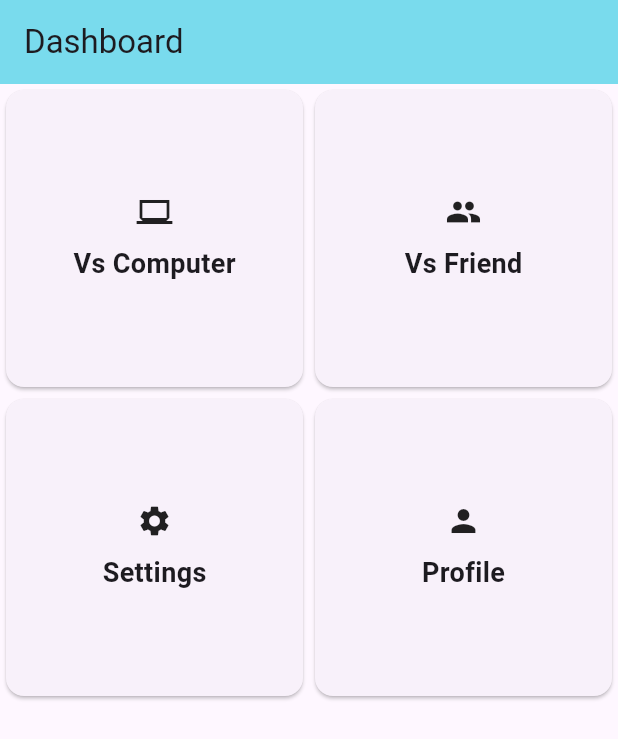
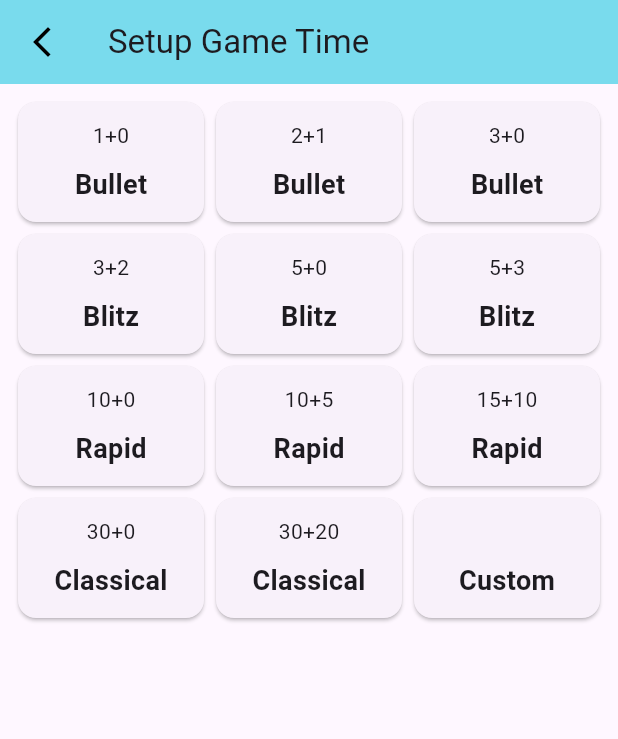
Before and after one commit to Supratim158/multiplayer_chess_app, a Flutter app: the screen it shows after launch, after a tap on "Vs Computer", on a phone screen of 412 x 824 dp. Shown: the top 739 px of the screen. Run offline on Flutter 3.47's test engine with Material 3 defaults, Android fonts, the light colour scheme and no system bars; missing offline and left inert: bishop, square_bishop, squares.

Commit message:
2nd commit

```diff
--- /dev/null
+++ b/lib/helper/helper_methods.dart
@@ -0,0 +1,33 @@
+import 'package:flutter/material.dart';
+
+Widget buildGameType({required String label, String? gameTime, IconData? icon, required Function() onTap}){
+  return InkWell(
+    onTap: onTap,
+    child: Card(
+      child: Column(
+        mainAxisAlignment: MainAxisAlignment.center,
+        children: [
+          icon != null ? Icon(icon): Text(gameTime!),
+          SizedBox(height: 10,),
+          Text(label, style: TextStyle(fontSize: 18, fontWeight: FontWeight.bold),),
+        ],
+      ),
+    ),
+  );
+}
+
+
+final List<String> gameTimes = [
+  'Bullet 1+0',
+  'Bullet 2+1',
+  'Bullet 3+0',
+  'Blitz 3+2',
+  'Blitz 5+0',
+  'Blitz 5+3',
+  'Rapid 10+0',
+  'Rapid 10+5',
+  'Rapid 15+10',
+  'Classical 30+0',
+  'Classical 30+20',
+  'Custom ',
+];
--- a/lib/main.dart
+++ b/lib/main.dart
@@ -1,10 +1,16 @@
 
+import 'package:chess_app/proviers/game_providers.dart';
 import 'package:flutter/material.dart';
-
+import 'package:provider/provider.dart';
 import 'main_game_screen/home_sceen.dart';
 
 void main() {
-  runApp(const MyApp());
+  runApp(
+      MultiProvider(
+          providers: [ChangeNotifierProvider(create: (_) => GameProvider()),],
+          child: const MyApp()
+      ),
+      );
 }
 
 class MyApp extends StatelessWidget {
--- /dev/null
+++ b/lib/main_game_screen/game_time_setup_screen.dart
@@ -0,0 +1,52 @@
+import 'package:chess_app/helper/helper_methods.dart';
+import 'package:flutter/material.dart';
+import 'package:provider/provider.dart';
+
+import '../proviers/game_providers.dart';
+
+class GameTimeSetupScreen extends StatefulWidget {
+  const GameTimeSetupScreen({super.key});
+
+  @override
+  State<GameTimeSetupScreen> createState() => _GameTimeSetupScreenState();
+}
+
+class _GameTimeSetupScreenState extends State<GameTimeSetupScreen> {
+  @override
+  Widget build(BuildContext context) {
+    final gameProvider = context.read<GameProvider>();
+    print("${gameProvider.vsComputer}");
+    return Scaffold(
+      appBar: AppBar(
+        backgroundColor: Color(0xff79DBED),
+        title: const Text("Setup Game Time "),
+        leading: IconButton(
+            onPressed: (){
+              Navigator.pop(context);
+            },
+            icon: Icon(Icons.arrow_back_ios_new, color: Colors.black,)),
+      ),
+      body: Padding(
+        padding: const EdgeInsets.all(8.0),
+        child: GridView.builder(
+            gridDelegate: const SliverGridDelegateWithFixedCrossAxisCount(
+                crossAxisCount: 3,
+              childAspectRatio: 1.5,
+            ),
+            itemCount: gameTimes.length,
+            itemBuilder: (context, index){
+              final String lable = gameTimes[index].split(' ')[0];
+              final String time = gameTimes[index].split(' ')[1];
+
+              return buildGameType(
+                  label: lable,
+                  gameTime: time,
+                  onTap: (){
+                    print('${gameTimes[index]}');
+                  });
+            }
+        ),
+      ),
+    );
+  }
+}
--- a/lib/main_game_screen/home_sceen.dart
+++ b/lib/main_game_screen/home_sceen.dart
@@ -1,5 +1,13 @@
 
+import 'package:chess_app/main.dart';
+import 'package:chess_app/main_game_screen/about_screen.dart';
+import 'package:chess_app/main_game_screen/game_time_setup_screen.dart';
+import 'package:chess_app/main_game_screen/settings_screen.dart';
+import 'package:chess_app/proviers/game_providers.dart';
 import 'package:flutter/material.dart';
+import 'package:provider/provider.dart';
+
+import '../helper/helper_methods.dart';
 
 
 class HomeScreen extends StatefulWidget {
@@ -14,6 +22,7 @@ class _HomeScreenState extends State<HomeScreen> {
 
   @override
   Widget build(BuildContext context) {
+    final gameProvider = context.read<GameProvider>();
     return Scaffold(
       appBar: AppBar(
         backgroundColor: Color(0xff79DBED),
@@ -24,29 +33,39 @@ class _HomeScreenState extends State<HomeScreen> {
         shrinkWrap: true,
         crossAxisCount: 2,
         children: [
-          buildGameType(label: "Vs Computer",icon: Icons.computer_sharp, onTap: (){}),
-          buildGameType(label: "Vs Friend",icon: Icons.group, onTap: (){}),
-          buildGameType(label: "Settings",icon: Icons.settings, onTap: (){}),
-          buildGameType(label: "Profile",icon: Icons.person, onTap: (){}),
+          buildGameType(
+              label: "Vs Computer",
+              icon: Icons.computer_sharp,
+              onTap: (){
+                gameProvider.setVsComputer(value: true);
+                Navigator.push(context, MaterialPageRoute(builder: (context)=>GameTimeSetupScreen()));
+              }
+          ),
+          buildGameType(
+              label: "Vs Friend",
+              icon: Icons.group,
+              onTap: (){
+                gameProvider.setVsComputer(value: false);
+                Navigator.push(context, MaterialPageRoute(builder: (context)=>GameTimeSetupScreen()));
+              }
+          ),
+          buildGameType(
+              label: "Settings",
+              icon: Icons.settings,
+              onTap: (){
+                Navigator.push(context, MaterialPageRoute(builder: (context)=>SettingsScreen()));
+              }
+          ),
+          buildGameType(
+              label: "Profile",
+              icon: Icons.person,
+              onTap: (){
+                Navigator.push(context, MaterialPageRoute(builder: (context)=>ProfileScreen()));
+              }
+          ),
         ],
 
       ),
     );
   }
 }
-
-Widget buildGameType({required String label, String? gameTime, IconData? icon, required Function() onTap}){
-  return InkWell(
-    onTap: onTap,
-    child: Card(
-      child: Column(
-        mainAxisAlignment: MainAxisAlignment.center,
-        children: [
-          icon != null ? Icon(icon): Text(gameTime!),
-          SizedBox(height: 10,),
-          Text(label, style: TextStyle(fontSize: 18, fontWeight: FontWeight.bold),),
-        ],
-      ),
-    ),
-  );
-}
--- /dev/null
+++ b/lib/proviers/game_providers.dart
@@ -0,0 +1,19 @@
+import 'package:flutter/material.dart';
+
+class GameProvider extends ChangeNotifier{
+  bool _vsComputer = false;
+  bool _isLoading = false;
+
+  bool get vsComputer => _vsComputer;
+  bool get isLoading => _isLoading;
+
+  void setVsComputer({required bool value}){
+    _vsComputer = value;
+    notifyListeners();
+  }
+
+  void setIsLoading({required bool value}){
+    _isLoading = value;
+    notifyListeners();
+  }
+}
--- a/pubspec.yaml
+++ b/pubspec.yaml
@@ -38,6 +38,7 @@ dependencies:
   squares: ^1.2.1
   bishop: ^1.4.0
   square_bishop: ^0.3.0
+  provider:
 
 dev_dependencies:
   flutter_test:
```
Also changed, not shown: lib/main_game_screen/about_screen.dart (added, +19 -0 lines), lib/main_game_screen/settings_screen.dart (added, +19 -0 lines), pubspec.lock.
